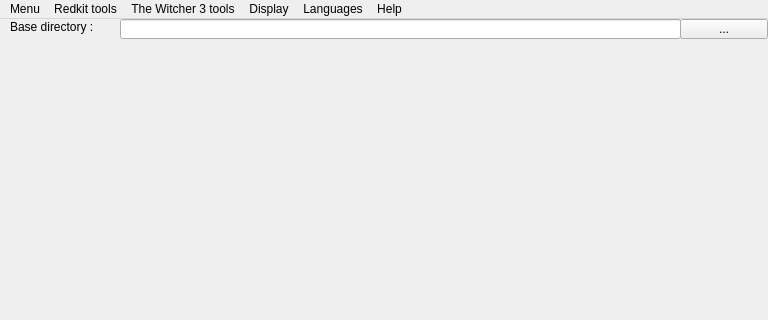
The window that W2ENT_QT/mainwindow.ui (JLouis-B/RedTools) describes before a commit, drawn with Qt 5; both pictures show x 0 to 768 and y 0 to 320 of the 768 by 647 pixel window.
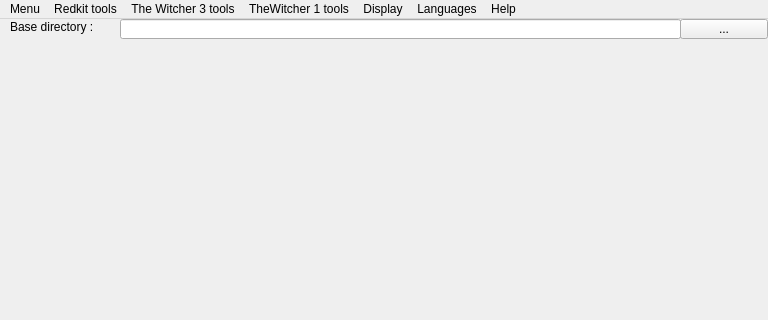
The same window after the commit.

What changed in the file:
```diff
--- a/W2ENT_QT/mainwindow.ui
+++ b/W2ENT_QT/mainwindow.ui
@@ -305,9 +305,16 @@
     <addaction name="actionClean_textures_path"/>
     <addaction name="actionSet_rig"/>
    </widget>
+   <widget class="QMenu" name="menuTheWitcher_1_tools">
+    <property name="title">
+     <string>TheWitcher 1 tools</string>
+    </property>
+    <addaction name="actionBIF_extractor"/>
+   </widget>
    <addaction name="menuMenu"/>
    <addaction name="menu_RE_tools"/>
    <addaction name="menuThe_Witcher_3_tools"/>
+   <addaction name="menuTheWitcher_1_tools"/>
    <addaction name="menuDisplay"/>
    <addaction name="menuLanguages"/>
    <addaction name="menuHelp"/>
```
Left out of the diff: 5 changed lines with no effect on the pictures.
